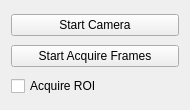
Before: the Qt Designer form forms/camera_control.ui in lsst-sitcom/spot_motion_monitor, drawn with Qt 5.
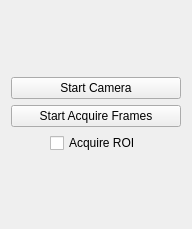
After: the same form once the commit is applied.

Commit message: Adjusting camera control widget layout.

```diff
--- a/forms/camera_control.ui
+++ b/forms/camera_control.ui
@@ -6,8 +6,8 @@
    <rect>
     <x>0</x>
     <y>0</y>
-    <width>190</width>
-    <height>110</height>
+    <width>192</width>
+    <height>229</height>
    </rect>
   </property>
   <property name="minimumSize">
@@ -20,6 +20,19 @@
    <string>Form</string>
   </property>
   <layout class="QVBoxLayout" name="verticalLayout">
+   <item>
+    <spacer name="verticalSpacer_2">
+     <property name="orientation">
+      <enum>Qt::Vertical</enum>
+     </property>
+     <property name="sizeHint" stdset="0">
+      <size>
+       <width>20</width>
+       <height>40</height>
+      </size>
+     </property>
+    </spacer>
+   </item>
    <item>
     <widget class="QPushButton" name="startStopButton">
      <property name="text">
@@ -41,11 +54,57 @@
     </widget>
    </item>
    <item>
-    <widget class="QCheckBox" name="acquireRoiCheckBox">
-     <property name="text">
-      <string>Acquire ROI</string>
+    <layout class="QHBoxLayout" name="horizontalLayout">
+     <property name="spacing">
+      <number>0</number>
      </property>
-    </widget>
+     <item>
+      <spacer name="horizontalSpacer">
+       <property name="orientation">
+        <enum>Qt::Horizontal</enum>
+       </property>
+       <property name="sizeHint" stdset="0">
+        <size>
+         <width>40</width>
+         <height>20</height>
+        </size>
+       </property>
+      </spacer>
+     </item>
+     <item>
+      <widget class="QCheckBox" name="acquireRoiCheckBox">
+       <property name="text">
+        <string>Acquire ROI</string>
+       </property>
+      </widget>
+     </item>
+     <item>
+      <spacer name="horizontalSpacer_2">
+       <property name="orientation">
+        <enum>Qt::Horizontal</enum>
+       </property>
+       <property name="sizeHint" stdset="0">
+        <size>
+         <width>40</width>
+         <height>20</height>
+        </size>
+       </property>
+      </spacer>
+     </item>
+    </layout>
+   </item>
+   <item>
+    <spacer name="verticalSpacer">
+     <property name="orientation">
+      <enum>Qt::Vertical</enum>
+     </property>
+     <property name="sizeHint" stdset="0">
+      <size>
+       <width>20</width>
+       <height>40</height>
+      </size>
+     </property>
+    </spacer>
    </item>
   </layout>
  </widget>
```
